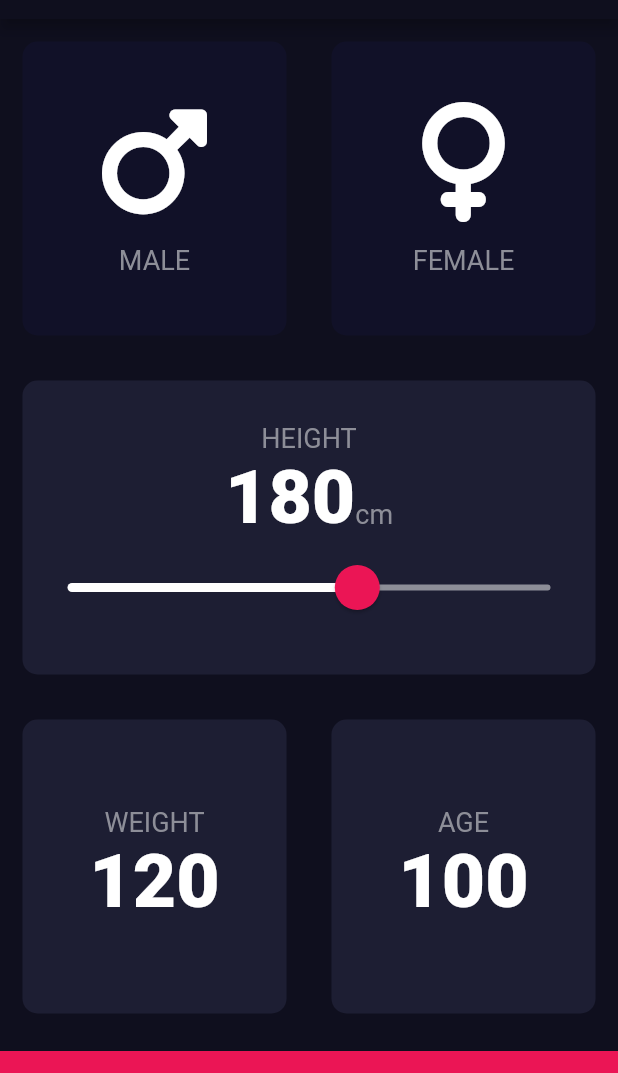
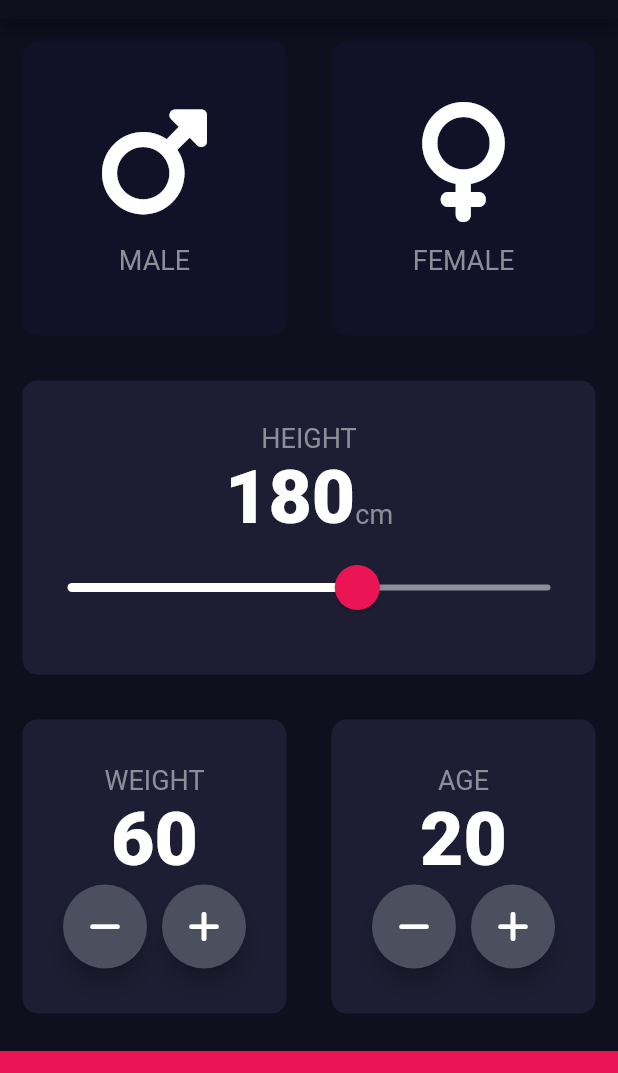
Before and after one commit to Saifee-11/bmi-calculator, a Flutter app: the screen it shows after launch, on a phone screen of 412 x 824 dp, the part 65-1138 px from its top. Run offline on Flutter 3.47's test engine with Material 2 defaults, Android fonts, the phone set to English and light mode, and no system bars; our stand-ins replace font_awesome_flutter.

Commit message:
In this part of the BMI calculator I create increment and decrement buttons for weight and age

```diff
--- a/lib/input_page.dart
+++ b/lib/input_page.dart
@@ -18,8 +18,8 @@ class _InputPageState extends State<InputPage> {
 
   Gender selectedGender;
   int height = 180;
-  int weight = 120;
-  int age = 100;
+  int weight = 60;
+  int age = 20;
 
   @override
   Widget build(BuildContext context) {
@@ -115,13 +115,32 @@ class _InputPageState extends State<InputPage> {
                     children: <Widget>[
                       Text('WEIGHT',
                       style: kLabelTextStyle,),
+                      Text(weight.toString(),
+                        style: kNumberTextStyle,),
                       Row(
                         mainAxisAlignment: MainAxisAlignment.center,
                         children: <Widget>[
-                          Text('120',
-                          style: kNumberTextStyle,)
+                          RoundIconButton(
+                            icon: FontAwesomeIcons.minus,
+                            onPressed: (){
+                              setState(() {
+                                weight--;
+                              });
+                            },
+                          ),
+                          SizedBox(
+                              width: 10.0
+                          ),
+                          RoundIconButton(
+                            icon: FontAwesomeIcons.plus,
+                            onPressed: (){
+                              setState(() {
+                                weight++;
+                              });
+                            },
+                          ),
                         ],
-                      )
+                      ),
                     ],
                   ),
                 ),),
@@ -133,11 +152,28 @@ class _InputPageState extends State<InputPage> {
                   children: <Widget>[
                     Text('AGE',
                     style: kLabelTextStyle,),
+                    Text(age.toString(),
+                      style: kNumberTextStyle,),
                     Row(
                       mainAxisAlignment: MainAxisAlignment.center,
                       children: <Widget>[
-                        Text('100',
-                        style: kNumberTextStyle,)
+                        RoundIconButton(
+                          icon: FontAwesomeIcons.minus,
+                          onPressed: (){
+                            setState(() {
+                              age--;
+                            });
+                          },
+                        ),
+                        SizedBox(width: 10.0),
+                        RoundIconButton(
+                          icon: FontAwesomeIcons.plus,
+                          onPressed: (){
+                            setState(() {
+                              age++;
+                            });
+                          },
+                        ),
                       ],
                     )
                   ],
@@ -155,3 +191,25 @@ class _InputPageState extends State<InputPage> {
     );
   }
 }
+
+class RoundIconButton extends StatelessWidget {
+  RoundIconButton({@required this.icon, @required this.onPressed});
+
+  final IconData icon;
+  final Function onPressed;
+
+  @override
+  Widget build(BuildContext context) {
+    return RawMaterialButton(
+      child: Icon(icon),
+      onPressed: onPressed,
+      elevation: 6.0,
+      constraints: BoxConstraints().tighten(
+        width: 56.0,
+        height: 56.0,
+      ),
+      shape: CircleBorder(),
+      fillColor: Color(0xFF4C4F5E),
+    );
+  }
+}
```
